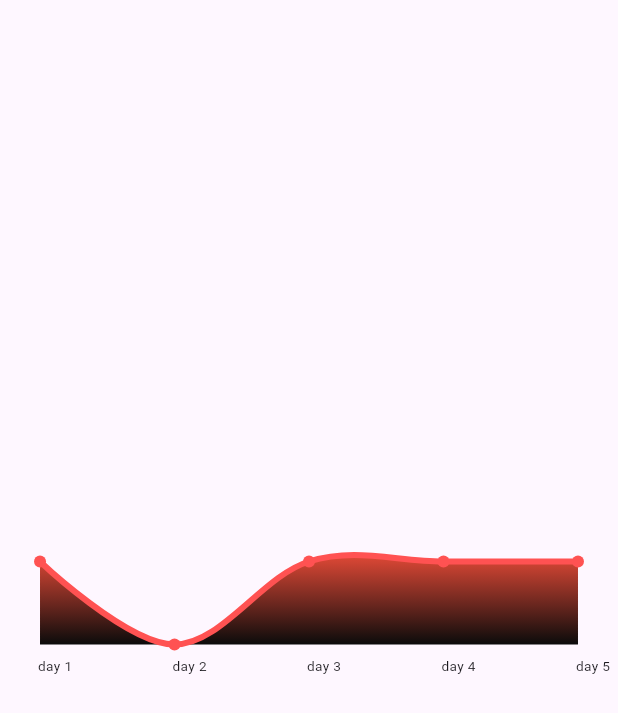
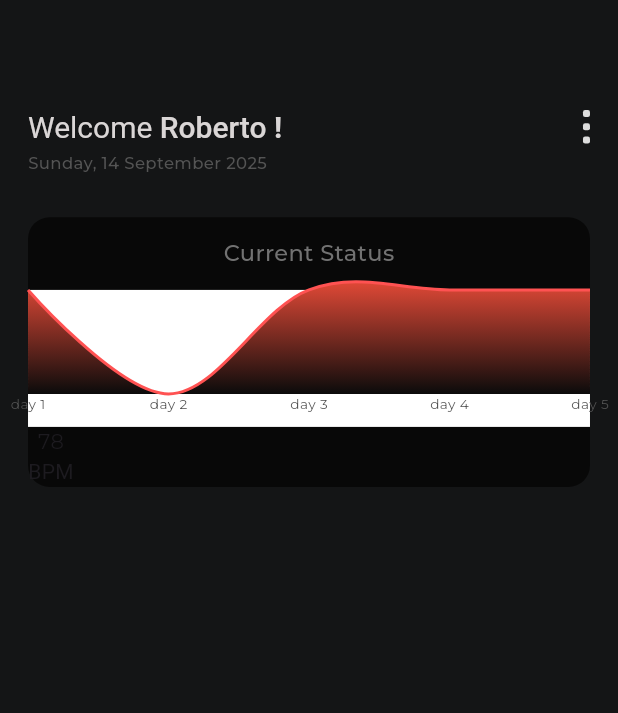
Before and after one commit to ak-abdullah/Fitness-App, a Flutter app: the HomeScreen screen opened directly, on a phone screen of 412 x 824 dp. Shown: the top 713 px of the screen. Run offline on Flutter 3.47's test engine with Material 3 defaults, Android fonts, the light colour scheme and no system bars; drawn by our look-alikes of fl_chart; our stand-ins replace flutter_screenutil, flutter_svg, get, go_router, google_fonts, wakelock_plus.

Commit message:
HomePage In Progress

```diff
--- a/lib/core/themes.dart
+++ b/lib/core/themes.dart
@@ -14,5 +14,11 @@ class AppTheme {
   static const Color loginButtonColor = Color(0xFF008DC9);
   static const Color selectionColor = Color(0xFF484848);
   static const Color selectionHandleColor = Color(0xFFF34E3A);
+  static const Color homePageTextColor = Color(0xFFDAD6D6);
+  static const Color homePageDateColor = Color(0xFF545454);
+  static const Color dotColor = Color(0xFFDDDDDD);
+  static const Color currentStatusColor = Color(0xFF080808);
+  static const Color currentStatusTextColor = Color(0xFF727272);
+  static const Color lineChartLabelColor = Color(0xFF545454);
 
 }
--- a/lib/features/auth/view/widgets/auth_form.dart
+++ b/lib/features/auth/view/widgets/auth_form.dart
@@ -1,10 +1,7 @@
 import 'package:fitness_app/core/themes.dart';
-<<<<<<< HEAD:lib/features/widgets/auth_form.dart
-import 'package:fitness_app/features/auth/auth_images.dart';
+import 'package:fitness_app/features/auth/assets/auth_images.dart';
 import 'package:fitness_app/features/home/view/home_screen.dart';
-=======
-import 'package:fitness_app/features/auth/assets/auth_images.dart';
->>>>>>> origin:lib/features/auth/view/widgets/auth_form.dart
+import 'package:fitness_app/main.dart';
 import 'package:flutter/material.dart';
 import 'package:flutter_screenutil/flutter_screenutil.dart';
 import 'package:flutter_svg/svg.dart';
@@ -60,17 +57,12 @@ class AuthForm extends StatelessWidget {
                   height: 50.h,
                   width: double.infinity,
                   child: ElevatedButton(
-<<<<<<< HEAD:lib/features/widgets/auth_form.dart
                     style: ElevatedButton.styleFrom(
                       backgroundColor: AppTheme.buttonColor,
                     ),
                     onPressed: () {
                       Navigator.push(context, MaterialPageRoute(builder: (context) => HomeScreen(),));
                     },
-=======
-                    style: ElevatedButton.styleFrom(backgroundColor: AppTheme.buttonColor),
-                    onPressed: () {},
->>>>>>> origin:lib/features/auth/view/widgets/auth_form.dart
                     child: Text(
                       'Sign Up',
                       style: GoogleFonts.montserrat(fontWeight: FontWeight.w600, fontSize: 17.sp, color: AppTheme.textColor),
--- a/lib/features/home/view/home_screen.dart
+++ b/lib/features/home/view/home_screen.dart
@@ -1,7 +1,14 @@
+import 'package:fitness_app/core/themes.dart';
 import 'package:fl_chart/fl_chart.dart';
 import 'package:flutter/cupertino.dart';
 import 'package:flutter/material.dart';
 import 'package:flutter_screenutil/flutter_screenutil.dart';
+import 'package:flutter_svg/svg.dart';
+import 'package:google_fonts/google_fonts.dart';
+import 'package:intl/intl.dart';
+
+import 'widgets/custom_linear_chart.dart';
+import 'widgets/welcome_header_with_icon_menu.dart';
 
 class HomeScreen extends StatelessWidget {
   const HomeScreen({super.key});
@@ -11,81 +18,17 @@ class HomeScreen extends StatelessWidget {
     final List<String> labels = ["day 1", "day 2", "day 3", "day 4", "day 5"];
     var axisTitles = AxisTitles(sideTitles: SideTitles(showTitles: false));
     return Scaffold(
-      body: Center(
-        child: Padding(
-          padding: EdgeInsets.symmetric(horizontal: 17.w),
-          child: Container(
-            // color: Colors.redAccent,
-            height: 90.h,
-            child: Padding(
-              padding: const EdgeInsets.all(8.0),
-              child: LineChart(
-                LineChartData(
-                  gridData: FlGridData(show: false),
-                  borderData: FlBorderData(show: false),
-                  minX: 0,
-                  maxX: labels.length - 1,
-                  titlesData: FlTitlesData(
-                    topTitles: axisTitles,
-                    rightTitles: axisTitles,
-                    leftTitles: axisTitles,
-                    bottomTitles: AxisTitles(
-                      sideTitles: SideTitles(
-                        reservedSize: 20,
-                        showTitles: true,
-                        interval: 1,
+      backgroundColor: AppTheme.appBackgroundColor,
+      body: Padding(
+        padding: EdgeInsets.only(left: 17.w, right: 17.w, top: 72.h),
+        child: Column(
+          crossAxisAlignment: CrossAxisAlignment.start,
+          children: [
+            WelcomeHeaderWithIconMenu(),
+            SizedBox(height: 28.h,),
+            CustomLinearChart(labels: labels, axisTitles: axisTitles),
 
-                        getTitlesWidget: (value, meta) {
-                          return SideTitleWidget(
-                            fitInside: SideTitleFitInsideData(
-                              enabled: true,
-                              axisPosition: meta.axisPosition,
-                              parentAxisSize: meta.parentAxisSize,
-                              distanceFromEdge: 20,
-                            ),
-                            meta: meta,
-                            child: Padding(
-                              padding: EdgeInsets.only(
-                                left: value != 0 || value != 1 ? 20 : 0,
-                              ),
-                              child: Text(
-                                labels[value.toInt()],
-                                style: TextStyle(fontSize: 9.sp),
-                                textAlign: TextAlign.center,
-                              ),
-                            ),
-                          );
-                        },
-                      ),
-                    ),
-                  ),
-                  lineBarsData: [
-                    LineChartBarData(
-                      isCurved: true,
-                      color: Colors.redAccent,
-                      barWidth: 4,
-                      spots: [
-                        FlSpot(0, 5),
-                        FlSpot(1, 3),
-                        FlSpot(2, 5),
-                        FlSpot(3, 5),
-                        FlSpot(4, 5),
-                      ],
-                      belowBarData: BarAreaData(
-                        show: true,
-                        gradient: LinearGradient(
-                          stops: [0, 1],
-                          colors: [Color(0xFFF34E3A), Color(0xFF0B0B0B)],
-                          begin: Alignment.topCenter,
-                          end: Alignment.bottomCenter,
-                        ),
-                      ),
-                    ),
-                  ],
-                ),
-              ),
-            ),
-          ),
+          ],
         ),
       ),
     );
--- /dev/null
+++ b/lib/features/home/view/widgets/custom_linear_chart.dart
@@ -0,0 +1,112 @@
+import 'package:fitness_app/core/themes.dart';
+import 'package:fl_chart/fl_chart.dart';
+import 'package:flutter/material.dart';
+import 'package:flutter_screenutil/flutter_screenutil.dart';
+import 'package:google_fonts/google_fonts.dart';
+
+class CustomLinearChart extends StatelessWidget {
+  const CustomLinearChart({
+    super.key,
+    required this.labels,
+    required this.axisTitles,
+  });
+
+  final List<String> labels;
+  final AxisTitles axisTitles;
+
+  @override
+  Widget build(BuildContext context) {
+    return Container(
+      decoration: BoxDecoration(
+        color: AppTheme.currentStatusColor,
+        borderRadius: BorderRadius.circular(14.r),
+      ),
+      child: Column(
+        children: [
+          Padding(
+            padding: EdgeInsets.only(top: 13.h, bottom: 14.h),
+            child: Text(
+              'Current Status',
+              style: GoogleFonts.montserrat(
+                color: AppTheme.currentStatusTextColor,
+                fontSize: 15,
+                fontWeight: FontWeight.w500,
+              ),
+            ),
+          ),
+          Container(
+            color: Colors.white,
+            height: 90.h,
+            child: LineChart(
+              LineChartData(
+                gridData: FlGridData(show: false),
+
+                borderData: FlBorderData(show: false),
+                minX: 0,
+                maxX: labels.length - 1,
+                titlesData: FlTitlesData(
+                  topTitles: axisTitles,
+                  rightTitles: axisTitles,
+                  leftTitles: axisTitles,
+                  bottomTitles: AxisTitles(
+
+                    sideTitles: SideTitles(
+
+                      showTitles: true,
+                      interval: 1,
+
+                      getTitlesWidget: (value, meta) {
+                        return Text(
+                          labels[value.toInt()],
+                          style: GoogleFonts.montserrat(
+                            fontSize: 9.sp,
+                            color: AppTheme.lineChartLabelColor,
+                          ),
+                          textAlign: TextAlign.center,
+                        );
+                      },
+                    ),
+                  ),
+                ),
+                lineBarsData: [
+                  LineChartBarData(
+                    dotData: FlDotData(show: false),
+                    isCurved: true,
+                    color: Colors.redAccent,
+                    barWidth: 2.r,
+                    spots: [
+                      FlSpot(0, 5),
+                      FlSpot(1, 3),
+                      FlSpot(2, 5),
+                      FlSpot(3, 5),
+                      FlSpot(4, 5),
+                    ],
+                    belowBarData: BarAreaData(
+                      show: true,
+                      gradient: LinearGradient(
+                        stops: [0, 1],
+                        colors: [Color(0xFFF34E3A), Color(0xFF0B0B0B)],
+                        begin: Alignment.topCenter,
+                        end: Alignment.bottomCenter,
+                      ),
+                    ),
+                  ),
+                ],
+              ),
+            ),
+          ),
+          Row(
+            children: [
+              Column(
+                children: [
+                  Text('78', style: GoogleFonts.montserrat(),),
+                  Text('BPM'),
+                ],
+              )
+            ],
+          )
+        ],
+      ),
+    );
+  }
+}
--- /dev/null
+++ b/lib/features/home/view/widgets/welcome_header_with_icon_menu.dart
@@ -0,0 +1,74 @@
+import 'package:fitness_app/core/themes.dart';
+import 'package:flutter/material.dart';
+import 'package:flutter_screenutil/flutter_screenutil.dart';
+import 'package:google_fonts/google_fonts.dart';
+import 'package:intl/intl.dart';
+
+class WelcomeHeaderWithIconMenu extends StatelessWidget {
+  const WelcomeHeaderWithIconMenu({super.key});
+
+  @override
+  Widget build(BuildContext context) {
+    return Column(
+      crossAxisAlignment: CrossAxisAlignment.start,
+      children: [
+        Row(
+          mainAxisAlignment: MainAxisAlignment.spaceBetween,
+          children: [
+            RichText(
+              text: TextSpan(
+                style: GoogleFonts.montserrat(
+                  color: AppTheme.homePageTextColor,
+                  fontSize: 20,
+                ),
+                children: [
+                  TextSpan(
+                    text: 'Welcome ',
+                    style: TextStyle(fontWeight: FontWeight.w400),
+                  ),
+                  TextSpan(
+                    text: 'Roberto',
+                    style: TextStyle(fontWeight: FontWeight.w500),
+                  ),
+                  TextSpan(
+                    text: ' !',
+                    style: TextStyle(fontWeight: FontWeight.bold),
+                  ),
+                ],
+              ),
+            ),
+            SizedBox(
+              height: 22.h,
+              child: Column(
+                mainAxisAlignment: MainAxisAlignment.spaceBetween,
+                children: [
+                  ...List.generate(
+                    3,
+                    (index) => Container(
+                      width: 4.67,
+                      height: 4.67,
+                      decoration: BoxDecoration(
+                        color: AppTheme.dotColor,
+
+                        borderRadius: BorderRadius.circular(1.4.r),
+                      ),
+                    ),
+                  ),
+                ],
+              ),
+            ),
+          ],
+        ),
+        SizedBox(height: 4.w),
+        Text(
+          DateFormat('EEEE, d MMMM yyyy').format(DateTime.now()),
+          style: GoogleFonts.montserrat(
+            color: AppTheme.homePageDateColor,
+            fontSize: 11,
+            fontWeight: FontWeight.w500,
+          ),
+        ),
+      ],
+    );
+  }
+}
--- a/pubspec.yaml
+++ b/pubspec.yaml
@@ -43,6 +43,7 @@ dependencies:
   flutter_svg: ^2.2.1
   go_router: ^16.2.1
   fl_chart: ^1.1.0
+  intl: ^0.20.2
 
 dev_dependencies:
   flutter_test:
```
Also changed, not shown: pubspec.lock.
